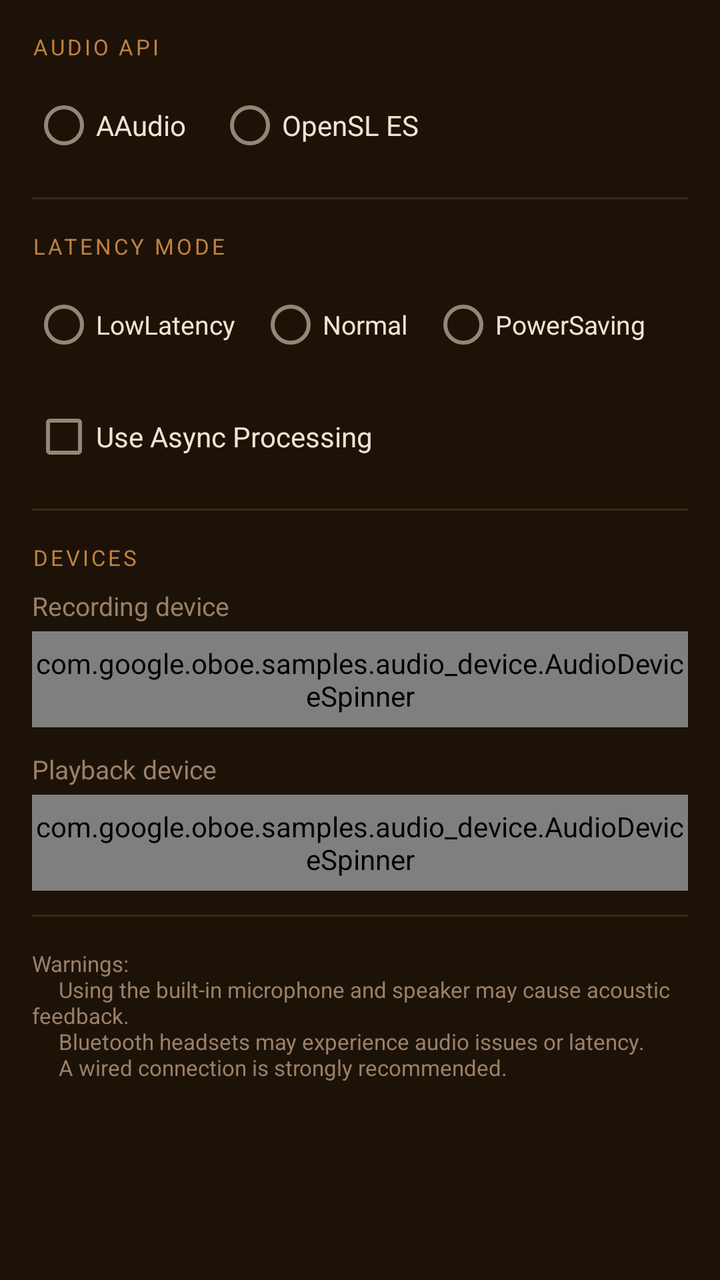
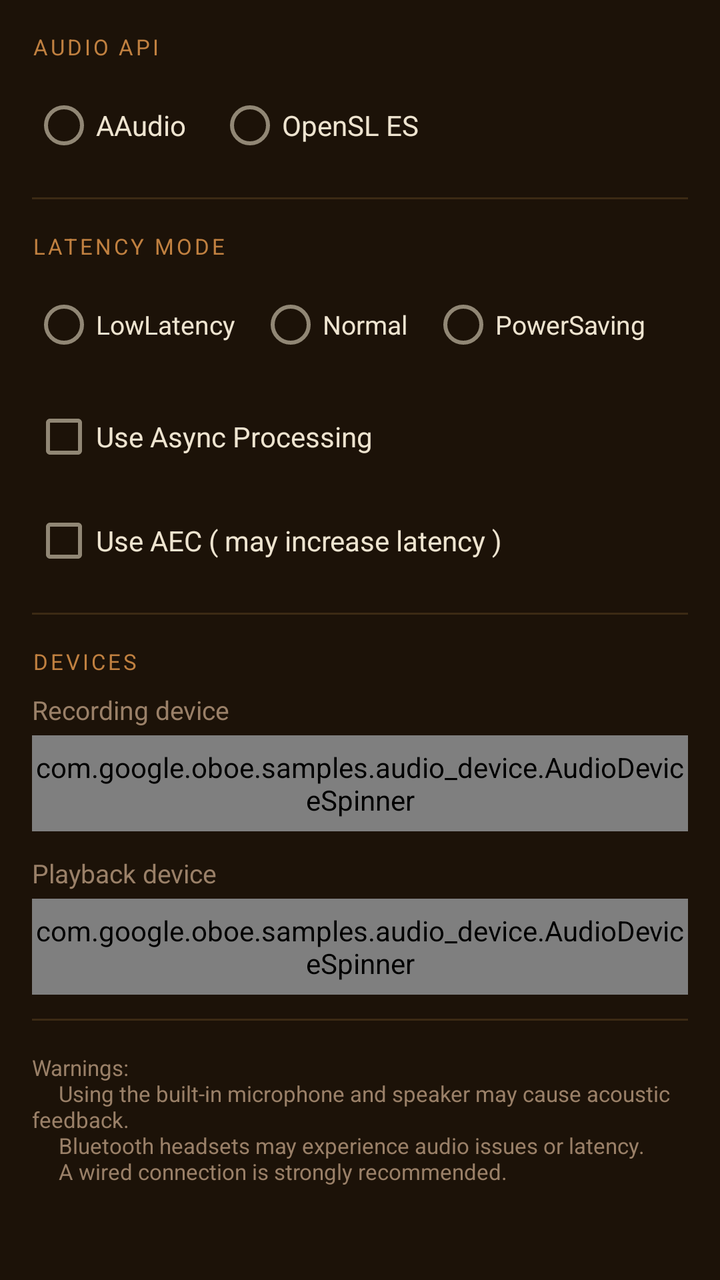

Compare the two renders of this Android layout. The source of the first and the diff that turns it into the second are given below.
<!-- AndroidManifest.xml: application theme Theme.beatriceapp -->
<!-- res/layout/fragment_system.xml -->
<?xml version="1.0" encoding="utf-8"?>
<ScrollView xmlns:android="http://schemas.android.com/apk/res/android"
    android:layout_width="match_parent"
    android:layout_height="match_parent"
    android:background="@color/vst_bg_primary">

    <LinearLayout
        android:layout_width="match_parent"
        android:layout_height="wrap_content"
        android:orientation="vertical"
        android:padding="16dp">

        
        <TextView
            android:layout_width="match_parent"
            android:layout_height="wrap_content"
            android:text="@string/section_audio_api"
            android:textColor="@color/vst_accent"
            android:textSize="11sp"
            android:textAllCaps="true"
            android:letterSpacing="0.12"
            android:layout_marginBottom="8dp" />

        <RadioGroup
            android:id="@+id/apiSelectionGroup"
            android:layout_width="match_parent"
            android:layout_height="wrap_content"
            android:orientation="horizontal">

            <RadioButton
                android:id="@+id/aaudioButton"
                android:layout_width="wrap_content"
                android:layout_height="wrap_content"
                android:text="@string/aaudio"
                android:textColor="@color/vst_text_primary"
                android:textSize="14sp"
                android:layout_marginEnd="16dp" />

            <RadioButton
                android:id="@+id/slesButton"
                android:layout_width="wrap_content"
                android:layout_height="wrap_content"
                android:text="@string/sles"
                android:textColor="@color/vst_text_primary"
                android:textSize="14sp" />

        </RadioGroup>

        <View
            android:layout_width="match_parent"
            android:layout_height="1dp"
            android:background="@color/vst_divider"
            android:layout_marginTop="12dp"
            android:layout_marginBottom="16dp" />

        
        <TextView
            android:layout_width="match_parent"
            android:layout_height="wrap_content"
            android:text="@string/section_latency"
            android:textColor="@color/vst_accent"
            android:textSize="11sp"
            android:textAllCaps="true"
            android:letterSpacing="0.12"
            android:layout_marginBottom="8dp" />

        <RadioGroup
            android:id="@+id/LatencySelectionGroup"
            android:layout_width="match_parent"
            android:layout_height="wrap_content"
            android:orientation="horizontal">

            <RadioButton
                android:id="@+id/LowLatencyButton"
                android:layout_width="wrap_content"
                android:layout_height="wrap_content"
                android:text="@string/low_latency"
                android:textColor="@color/vst_text_primary"
                android:textSize="13sp"
                android:layout_marginEnd="12dp" />

            <RadioButton
                android:id="@+id/NormalLatencyButton"
                android:layout_width="wrap_content"
                android:layout_height="wrap_content"
                android:text="@string/normal_latency"
                android:textColor="@color/vst_text_primary"
                android:textSize="13sp"
                android:layout_marginEnd="12dp" />

            <RadioButton
                android:id="@+id/PowerSavingButton"
                android:layout_width="wrap_content"
                android:layout_height="wrap_content"
                android:text="@string/power_saving"
                android:textColor="@color/vst_text_primary"
                android:textSize="13sp" />

        </RadioGroup>

        <CheckBox
            android:id="@+id/asyncProcessingCheckbox"
            android:layout_width="wrap_content"
            android:layout_height="wrap_content"
            android:text="@string/async_proc"
            android:textColor="@color/vst_text_primary"
            android:textSize="14sp"
            android:layout_marginTop="8dp" />

        <View
            android:layout_width="match_parent"
            android:layout_height="1dp"
            android:background="@color/vst_divider"
            android:layout_marginTop="12dp"
            android:layout_marginBottom="16dp" />

        
        <TextView
            android:layout_width="match_parent"
            android:layout_height="wrap_content"
            android:text="@string/section_devices"
            android:textColor="@color/vst_accent"
            android:textSize="11sp"
            android:textAllCaps="true"
            android:letterSpacing="0.12"
            android:layout_marginBottom="8dp" />

        <TextView
            android:layout_width="match_parent"
            android:layout_height="wrap_content"
            android:text="@string/recording_device"
            android:textColor="@color/vst_text_secondary"
            android:textSize="13sp"
            android:layout_marginBottom="4dp" />

        <com.google.oboe.samples.audio_device.AudioDeviceSpinner
            android:id="@+id/recording_devices_spinner"
            android:layout_width="match_parent"
            android:layout_height="48dp"
            android:popupBackground="@color/vst_bg_card"
            android:layout_marginBottom="12dp" />

        <TextView
            android:layout_width="match_parent"
            android:layout_height="wrap_content"
            android:text="@string/playback_device"
            android:textColor="@color/vst_text_secondary"
            android:textSize="13sp"
            android:layout_marginBottom="4dp" />

        <com.google.oboe.samples.audio_device.AudioDeviceSpinner
            android:id="@+id/playback_devices_spinner"
            android:layout_width="match_parent"
            android:layout_height="48dp"
            android:popupBackground="@color/vst_bg_card" />

        <View
            android:layout_width="match_parent"
            android:layout_height="1dp"
            android:background="@color/vst_divider"
            android:layout_marginTop="12dp"
            android:layout_marginBottom="16dp" />

        <TextView
            android:id="@+id/status_view_text"
            android:layout_width="match_parent"
            android:layout_height="wrap_content"
            android:text="@string/status_warning"
            android:textColor="@color/vst_text_secondary"
            android:textSize="11sp"
            android:maxLines="6" />

    </LinearLayout>
</ScrollView>
<!-- resources referenced by this layout -->
<resources>
  <color name="vst_accent">#C08040</color>
  <color name="vst_bg_card">#2E2212</color>
  <color name="vst_bg_primary">#1C1208</color>
  <color name="vst_divider">#3C2A14</color>
  <color name="vst_text_primary">#EEE4D0</color>
  <color name="vst_text_secondary">#9A8068</color>
  <string name="aaudio">AAudio</string>
  <string name="async_proc">Use Async Processing</string>
  <string name="low_latency">LowLatency</string>
  <string name="normal_latency">Normal</string>
  <string name="playback_device">Playback device</string>
  <string name="power_saving">PowerSaving</string>
  <string name="recording_device">Recording device</string>
  <string name="section_audio_api">Audio API</string>
  <string name="section_devices">Devices</string>
  <string name="section_latency">Latency Mode</string>
  <string name="sles">OpenSL ES</string>
  <string name="status_warning">Warnings:\n\t\tUsing the built-in microphone and speaker may cause acoustic feedback.\n\t\tBluetooth headsets may experience audio issues or latency.\n\t\tA wired connection is strongly recommended.</string>
  <style name="Theme.beatriceapp" parent="Theme.MaterialComponents.DayNight.NoActionBar">
          <item name="colorPrimary">@color/vst_accent</item>
          <item name="colorPrimaryVariant">@color/vst_accent_dark</item>
          <item name="colorOnPrimary">@color/white</item>
          <item name="colorSecondary">@color/vst_accent_teal</item>
          <item name="colorSecondaryVariant">@color/vst_accent_teal</item>
          <item name="colorOnSecondary">@color/white</item>
          <item name="colorSurface">@color/vst_bg_secondary</item>
          <item name="colorOnSurface">@color/vst_text_primary</item>
          <item name="android:colorBackground">@color/vst_bg_primary</item>
          <item name="android:statusBarColor">@color/vst_bg_primary</item>
          <item name="android:windowLightStatusBar" tools:targetApi="23">false</item>
          <item name="android:textColorPrimary">@color/vst_text_primary</item>
          <item name="android:textColorSecondary">@color/vst_text_secondary</item>
          <item name="colorControlActivated">@color/vst_accent</item>
          <item name="colorPrimaryDark">@color/vst_bg_primary</item>
          <item name="android:windowDrawsSystemBarBackgrounds">true</item>
      </style>
  <color name="vst_accent_dark">#9A5E24</color>
  <color name="white">#FFFFFFFF</color>
  <color name="vst_accent_teal">#D4A464</color>
  <color name="vst_bg_secondary">#251A0A</color>
</resources>

<!-- the commit's change to res/layout/fragment_system.xml (unified diff, before → after) -->
@@ -107,6 +107,15 @@
             android:textSize="14sp"
             android:layout_marginTop="8dp" />
 
+        <CheckBox
+            android:id="@+id/voiceCommunicationCheckbox"
+            android:layout_width="wrap_content"
+            android:layout_height="wrap_content"
+            android:text="@string/voice_communication"
+            android:textColor="@color/vst_text_primary"
+            android:textSize="14sp"
+            android:layout_marginTop="4dp" />
+
         <View
             android:layout_width="match_parent"
             android:layout_height="1dp"
<!-- resource entries referenced after the edit -->
@@ -18,6 +18,7 @@
   <string name="section_latency">Latency Mode</string>
   <string name="sles">OpenSL ES</string>
   <string name="status_warning">Warnings:\n\t\tUsing the built-in microphone and speaker may cause acoustic feedback.\n\t\tBluetooth headsets may experience audio issues or latency.\n\t\tA wired connection is strongly recommended.</string>
+  <string name="voice_communication">Use AEC ( may increase latency )</string>
   <style name="Theme.beatriceapp" parent="Theme.MaterialComponents.DayNight.NoActionBar">
           <item name="colorPrimary">@color/vst_accent</item>
           <item name="colorPrimaryVariant">@color/vst_accent_dark</item>
